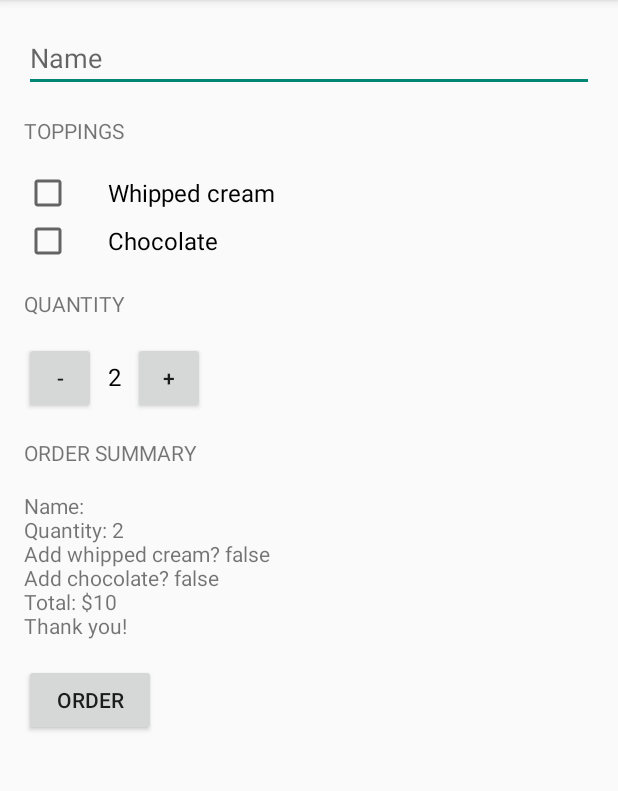
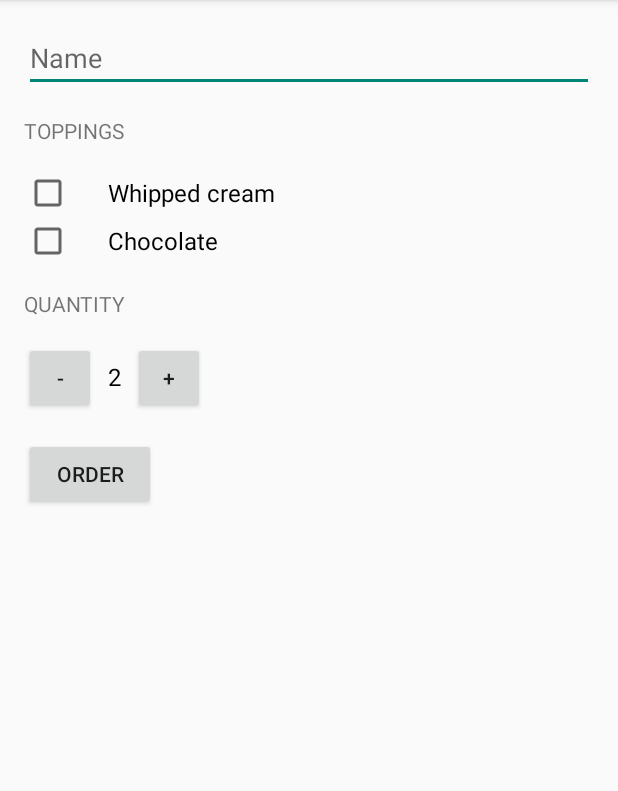
Before and after one commit to AleksanderSleszynski/JustJava, an Android app: the screen it shows after launch (MainActivity), after a tap on "ORDER", on a phone screen of 412 x 824 dp, the part 84-875 px from its top. Run offline under Robolectric (Android 15) with nearby library versions, the phone set to English and light mode, and no system bars.

Commit message:
Add intent to order coffee via email delete order summary in app

```diff
--- a/app/src/main/java/com/example/android/justjava/MainActivity.java
+++ b/app/src/main/java/com/example/android/justjava/MainActivity.java
@@ -1,5 +1,7 @@
 package com.example.android.justjava;
 
+import android.content.Intent;
+import android.net.Uri;
 import android.os.Bundle;
 import android.support.v7.app.AppCompatActivity;
 import android.view.Menu;
@@ -36,7 +38,7 @@ public class MainActivity extends AppCompatActivity {
         boolean hasChocolate = chocolateCheckBox.isChecked();
 
         int price = calculatePrice(hasWhippedCream, hasChocolate);
-        displayMessage(createOrderSummary(price, hasWhippedCream, hasChocolate, name));
+        createOrderSummary(price, hasWhippedCream, hasChocolate, name);
 
     }
 
@@ -73,12 +75,23 @@ public class MainActivity extends AppCompatActivity {
      * @return text summary
      */
     private String createOrderSummary(int price, boolean hasWhippedCream, boolean hasChocolate, String name){
-        String priceMessage = "Name: " + name +
-                "\nQuantity: " + quantity +
-                "\nAdd whipped cream? "+ hasWhippedCream +
-                "\nAdd chocolate? "+ hasChocolate +
-                "\nTotal: $"+ price +
-                "\nThank you!";
+
+        String priceMessage = "Name: " + name;
+        priceMessage += "\nQuantity: " + quantity;
+        priceMessage += "\nAdd whipped cream? "+ hasWhippedCream;
+        priceMessage +="\nAdd chocolate? "+ hasChocolate;
+        priceMessage +="\nTotal: $"+ price;
+        priceMessage +="\nThank you!";
+
+        Intent email= new Intent(Intent.ACTION_SEND);
+        email.setData(Uri.parse("mailto: "));
+        email.setType("text/plain");
+        email.putExtra(email.EXTRA_SUBJECT, "JustJava order for " + name);
+        email.putExtra(email.EXTRA_TEXT, priceMessage);
+
+        if (email.resolveActivity(getPackageManager()) != null) {
+            startActivity(email);
+        }
         return priceMessage;
     }
 
@@ -110,15 +123,6 @@ public class MainActivity extends AppCompatActivity {
         quantityTextView.setText("" + quantityNumber);
     }
 
-
-    /**
-     * This method displays the given text on the screen.
-     */
-    private void displayMessage(String message) {
-        TextView orderSummaryTextView = (TextView) findViewById(R.id.order_summary_text_view);
-        orderSummaryTextView.setText(message);
-    }
-
     @Override
     public boolean onCreateOptionsMenu(Menu menu) {
         // Inflate the menu; this adds items to the action bar if it is present.
--- a/app/src/main/res/layout/activity_main.xml
+++ b/app/src/main/res/layout/activity_main.xml
@@ -84,21 +84,6 @@
                 android:text="+" />
         </LinearLayout>
 
-        <TextView
-            android:layout_width="wrap_content"
-            android:layout_height="wrap_content"
-            android:layout_marginBottom="16dp"
-            android:text="ORDER SUMMARY"
-            android:textAllCaps="true" />
-
-
-        <TextView
-            android:id="@+id/order_summary_text_view"
-            android:layout_width="wrap_content"
-            android:layout_height="wrap_content"
-            android:layout_marginBottom="16dp"
-            android:text="$10" />
-
         <Button
             android:layout_width="wrap_content"
             android:layout_height="wrap_content"
```
